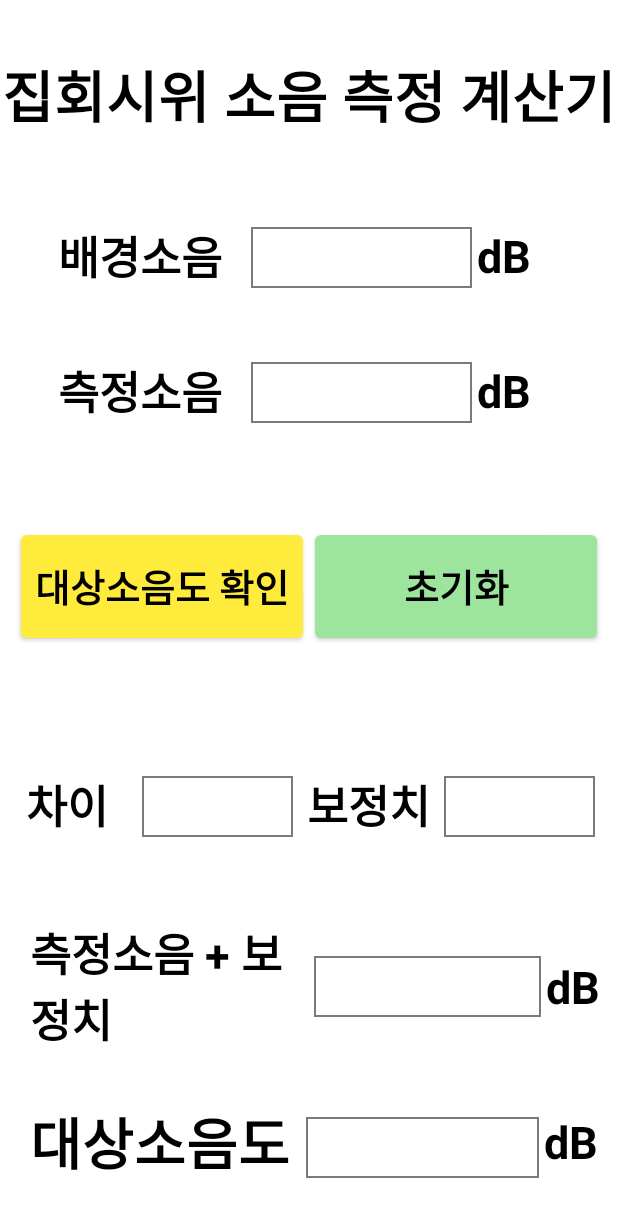
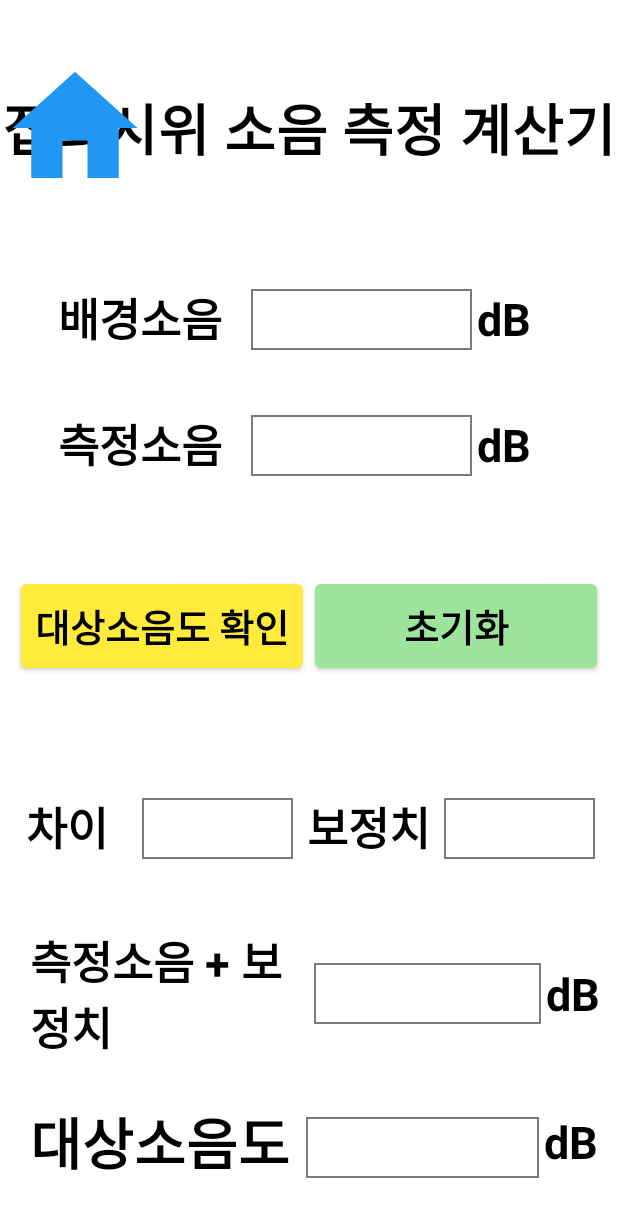
Before and after one commit to MaelHoon/decibelapp, an Android app: the CalculateActivity screen opened directly, with no data from a screen before it, on a phone screen of 412 x 824 dp. Shown: the top 1217 px of the screen. Run offline under Robolectric (Android 15) with nearby library versions, the phone set to English and light mode, and no system bars.

Commit message:
홈화면가기 버튼 구현

```diff
--- a/app/src/main/java/hoon/mael/decibel/Utils/MessageUtils.java
+++ b/app/src/main/java/hoon/mael/decibel/Utils/MessageUtils.java
@@ -1,6 +1,8 @@
 package hoon.mael.decibel.Utils;
 
+import android.app.Activity;
 import android.content.Context;
+import android.view.View;
 import android.widget.Toast;
 
 public class MessageUtils {
@@ -8,4 +10,12 @@ public class MessageUtils {
         Toast.makeText(context,Message,Toast.LENGTH_SHORT).show();
     }
 
+    public static void disableNavigationBar(Activity activity){
+        int newUiOptions = activity.getWindow().getDecorView().getSystemUiVisibility();
+
+        newUiOptions ^= View.SYSTEM_UI_FLAG_HIDE_NAVIGATION;
+        newUiOptions ^= View.SYSTEM_UI_FLAG_FULLSCREEN;
+        newUiOptions ^= View.SYSTEM_UI_FLAG_IMMERSIVE_STICKY;
+        activity.getWindow().getDecorView().setSystemUiVisibility(newUiOptions);
+    }
 }
--- a/app/src/main/java/hoon/mael/decibel/ui/CalculateActivity.java
+++ b/app/src/main/java/hoon/mael/decibel/ui/CalculateActivity.java
@@ -1,4 +1,6 @@
 package hoon.mael.decibel.ui;
+
+import static hoon.mael.decibel.Utils.MessageUtils.disableNavigationBar;
 
 import android.os.Bundle;
 import android.view.LayoutInflater;
@@ -30,6 +32,9 @@ public class CalculateActivity extends AppCompatActivity {
         initBinding();
         initViews();
         initListener();
+
+        disableNavigationBar(this);
+
     }
 
     private void initListener() {
@@ -50,6 +55,9 @@ public class CalculateActivity extends AppCompatActivity {
             tvCorrection.setText(String.valueOf(correction));
             tvSum.setText(String.valueOf(sum));
             tvCalResult.setText(String.valueOf(result));
+        });
+        binding.btnHome.setOnClickListener(view ->{
+            finish();
         });
     }
 
--- a/app/src/main/java/hoon/mael/decibel/ui/DecibelIntroActivity.java
+++ b/app/src/main/java/hoon/mael/decibel/ui/DecibelIntroActivity.java
@@ -1,4 +1,6 @@
 package hoon.mael.decibel.ui;
+
+import static hoon.mael.decibel.Utils.MessageUtils.disableNavigationBar;
 
 import android.annotation.SuppressLint;
 import android.content.Intent;
@@ -72,6 +74,9 @@ public class DecibelIntroActivity extends AppCompatActivity {
 
         initComponent();
         initListener();
+
+        disableNavigationBar(this);
+
     }
     @Override
     protected void onResume() {
--- a/app/src/main/java/hoon/mael/decibel/ui/DecibelPageActivity.java
+++ b/app/src/main/java/hoon/mael/decibel/ui/DecibelPageActivity.java
@@ -1,4 +1,6 @@
 package hoon.mael.decibel.ui;
+
+import static hoon.mael.decibel.Utils.MessageUtils.disableNavigationBar;
 
 import android.content.Intent;
 import android.graphics.drawable.ColorDrawable;
@@ -71,6 +73,9 @@ public class DecibelPageActivity extends AppCompatActivity {
 
         initComponent();
         initListener();
+
+        disableNavigationBar(this);
+
     }
 
 
--- a/app/src/main/java/hoon/mael/decibel/ui/DevicesFragment.java
+++ b/app/src/main/java/hoon/mael/decibel/ui/DevicesFragment.java
@@ -1,4 +1,6 @@
 package hoon.mael.decibel.ui;
+
+import static hoon.mael.decibel.Utils.MessageUtils.disableNavigationBar;
 
 import android.Manifest;
 import android.annotation.SuppressLint;
@@ -64,6 +66,9 @@ public class DevicesFragment extends ListFragment {
         requestBluetoothPermissionLauncherForRefresh = registerForActivityResult(
                 new ActivityResultContracts.RequestPermission(),
                 granted -> BluetoothUtil.onPermissionsResult(this, granted, this::refresh));
+
+        disableNavigationBar(requireActivity());
+
     }
 
     @Override
--- a/app/src/main/java/hoon/mael/decibel/ui/InputDecibelActivity.java
+++ b/app/src/main/java/hoon/mael/decibel/ui/InputDecibelActivity.java
@@ -1,4 +1,6 @@
 package hoon.mael.decibel.ui;
+
+import static hoon.mael.decibel.Utils.MessageUtils.disableNavigationBar;
 
 import android.content.Intent;
 import android.os.Bundle;
@@ -36,6 +38,9 @@ public class InputDecibelActivity extends AppCompatActivity {
         initComponent();
         initValue();
         initListener();
+
+        disableNavigationBar(this);
+
     }
 
     private void initComponent() {
--- a/app/src/main/java/hoon/mael/decibel/ui/MainActivity.java
+++ b/app/src/main/java/hoon/mael/decibel/ui/MainActivity.java
@@ -1,4 +1,6 @@
 package hoon.mael.decibel.ui;
+
+import static hoon.mael.decibel.Utils.MessageUtils.disableNavigationBar;
 
 import android.content.Intent;
 import android.os.Bundle;
@@ -25,6 +27,7 @@ public class MainActivity extends AppCompatActivity {
         initViews();
         initListener();
 
+        disableNavigationBar(this);
         setContentView(binding.getRoot());
     }
 
--- a/app/src/main/java/hoon/mael/decibel/ui/NoticeActivity.java
+++ b/app/src/main/java/hoon/mael/decibel/ui/NoticeActivity.java
@@ -1,4 +1,6 @@
 package hoon.mael.decibel.ui;
+
+import static hoon.mael.decibel.Utils.MessageUtils.disableNavigationBar;
 
 import android.os.Bundle;
 import android.text.Editable;
@@ -33,6 +35,9 @@ public class NoticeActivity extends AppCompatActivity {
         initBinding();
         initViews();
         initListener();
+
+        disableNavigationBar(this);
+
     }
 
     private void initViews() {
--- /dev/null
+++ b/app/src/main/res/drawable/ic_home.xml
@@ -0,0 +1,5 @@
+<vector android:height="24dp" android:tint="#2196F3"
+    android:viewportHeight="24" android:viewportWidth="24"
+    android:width="24dp" xmlns:android="http://schemas.android.com/apk/res/android">
+    <path android:fillColor="@android:color/white" android:pathData="M10,20v-6h4v6h5v-8h3L12,3 2,12h3v8z"/>
+</vector>
--- a/app/src/main/res/layout/activity_calculate.xml
+++ b/app/src/main/res/layout/activity_calculate.xml
@@ -4,21 +4,34 @@
     xmlns:tools="http://schemas.android.com/tools"
     android:layout_width="match_parent"
     android:layout_height="match_parent"
-    android:background="@color/textColor_default"
-    android:paddingVertical="35dp">
+    android:background="@color/textColor_default">
 
-    <TextView
-        android:id="@+id/tv_cal_title"
+    <FrameLayout
+        android:id="@+id/layout_cal_title"
         android:layout_width="match_parent"
         android:layout_height="wrap_content"
-        android:gravity="center"
-        android:text="집회시위 소음 측정 계산기"
-        android:textColor="@color/background_default"
-        android:textSize="37dp"
-        android:textStyle="bold"
+        android:layout_marginTop="35dp"
         app:layout_constraintEnd_toEndOf="parent"
         app:layout_constraintStart_toStartOf="parent"
-        app:layout_constraintTop_toTopOf="parent" />
+        app:layout_constraintTop_toTopOf="parent">
+
+        <TextView
+            android:id="@+id/tv_cal_title"
+            android:layout_width="match_parent"
+            android:layout_height="wrap_content"
+            android:gravity="center"
+            android:text="집회시위 소음 측정 계산기"
+            android:layout_gravity="center"
+            android:textColor="@color/background_default"
+            android:textSize="37dp"
+            android:textStyle="bold" />
+
+        <androidx.appcompat.widget.AppCompatImageView
+            android:id="@+id/btn_home"
+            android:layout_width="100dp"
+            android:layout_height="100dp"
+            android:src="@drawable/ic_home" />
+    </FrameLayout>
 
     <LinearLayout
         android:layout_width="match_parent"
@@ -29,7 +42,7 @@
         app:layout_constraintBottom_toTopOf="@id/view_cal_result"
         app:layout_constraintEnd_toEndOf="parent"
         app:layout_constraintStart_toStartOf="parent"
-        app:layout_constraintTop_toBottomOf="@id/tv_cal_title">
+        app:layout_constraintTop_toBottomOf="@id/layout_cal_title">
 
         <LinearLayout
             android:layout_width="match_parent"
@@ -269,6 +282,7 @@
         android:id="@+id/view_cal_result"
         android:layout_width="match_parent"
         android:layout_height="wrap_content"
+        android:layout_marginBottom="35dp"
         app:layout_constraintBottom_toBottomOf="parent"
         app:layout_constraintEnd_toEndOf="parent"
         app:layout_constraintStart_toStartOf="parent">
```
Also changed, not shown: app/src/main/java/hoon/mael/decibel/ui/DeviceSelectActivity.java (+9 -0 lines), app/src/main/java/hoon/mael/decibel/ui/TerminalFragment.java (+7 -0 lines), app/src/main/res/layout/activity_select_device.xml (+8 -13 lines).
